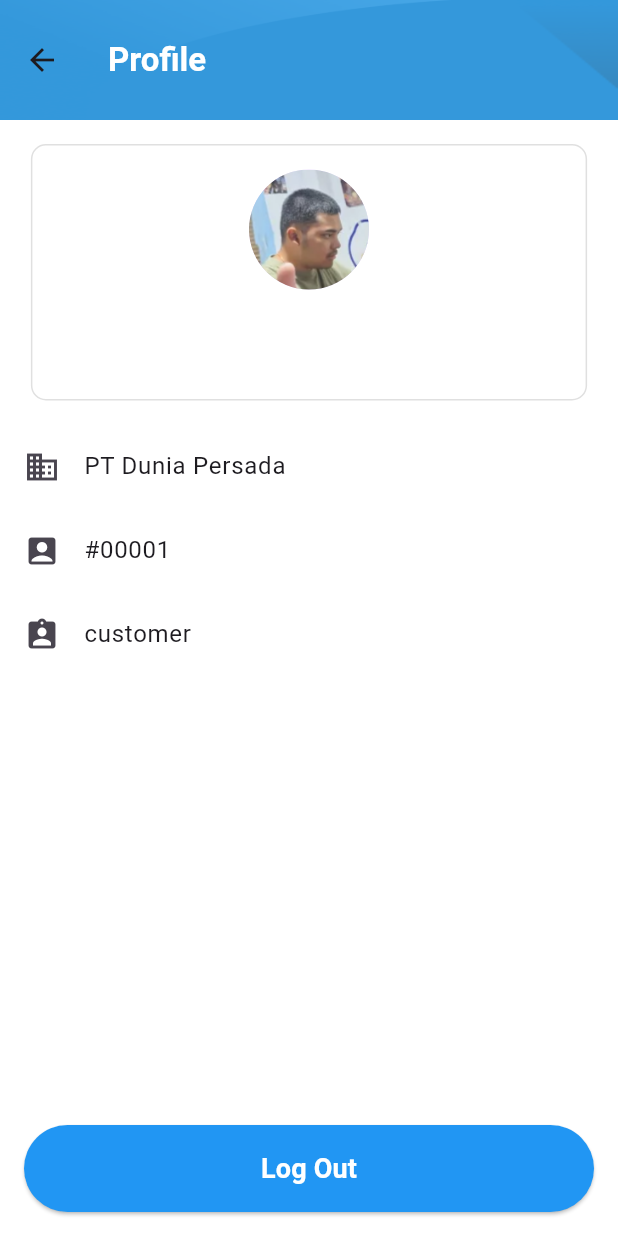
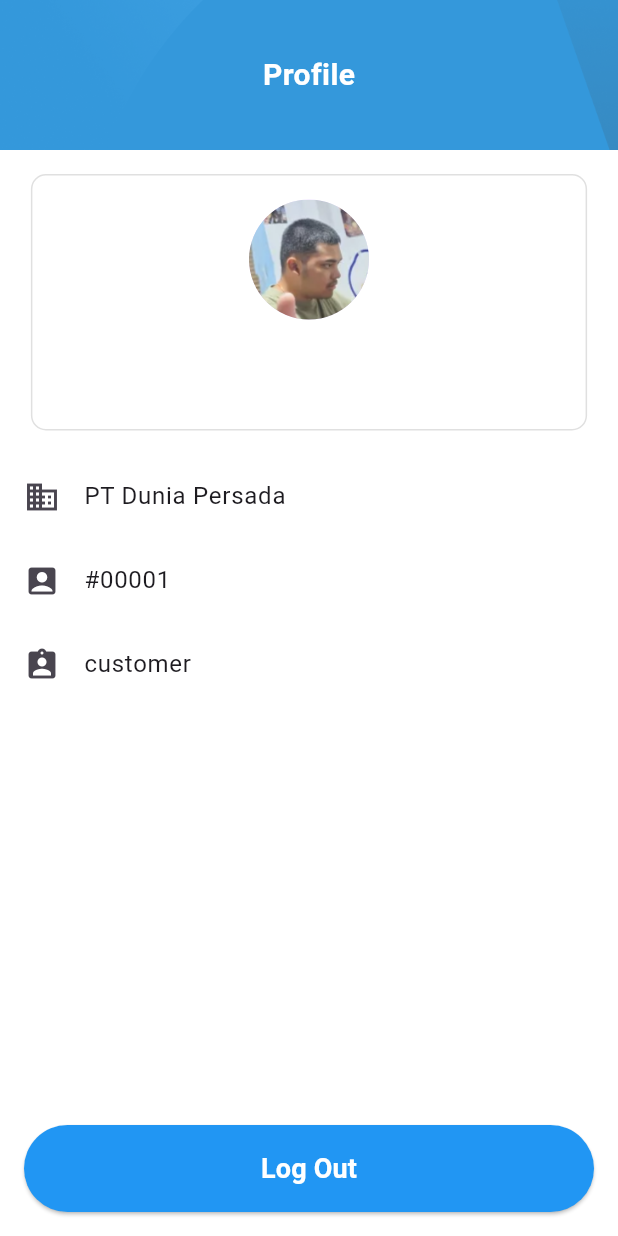
Before and after one commit to Fin572/skripsi_am-master_phase, a Flutter app: the AdminProfile screen opened directly with empty values, on a phone screen of 412 x 824 dp. Run offline on Flutter 3.47's test engine with Material 3 defaults, Android fonts, the phone set to English and light mode, and no system bars; our stand-ins replace carousel_slider, flutter_map, image_picker, latlong2; missing offline and left inert: mobile_scanner.

Commit message:
admin UI change done

```diff
--- a/lib/screen/admin/admin_invoice_detail.dart
+++ b/lib/screen/admin/admin_invoice_detail.dart
@@ -1,3 +1,4 @@
+// admin_invoice_detail.dart
 import 'package:flutter/material.dart';
 import 'package:carousel_slider/carousel_slider.dart';
 
@@ -21,7 +22,7 @@ class _AdminInvoicedetailState extends State<AdminInvoiceDetail> {
   Widget build(BuildContext context) {
     bool isPaid = widget.status == 'Paid';
     // Define the consistent AppBar height
-    const double consistentAppBarHeight = 95.0;
+    const double consistentAppBarHeight = 100.0; // Changed from 95.0 to 100.0
 
     return Scaffold(
       backgroundColor: const Color.fromARGB(245, 245, 245, 245),
--- a/lib/screen/admin/admin_profile.dart
+++ b/lib/screen/admin/admin_profile.dart
@@ -1,3 +1,4 @@
+// admin_profile.dart
 import 'package:asset_management/screen/auth_screen.dart';
 import 'package:asset_management/screen/models/user_role.dart'; // Import UserRole
 import 'package:flutter/material.dart';
@@ -46,18 +47,30 @@ class _ProfilePageState extends State<AdminProfile> {
 
   @override
   Widget build(BuildContext context) {
+    const double consistentAppBarHeight = 100.0; // Standard height for image app bars
+
     return Scaffold(
-      appBar: AppBar(
-        toolbarHeight: 80,
-        title: const Text(
-          "Profile",
-          style: TextStyle(color: Colors.white, fontSize: 22, fontWeight: FontWeight.bold),
+      appBar: PreferredSize(
+        preferredSize: const Size.fromHeight(consistentAppBarHeight),
+        child: Stack(
+          children: [
+            // Background image that covers the entire PreferredSize area
+            Image.asset(
+              'assets/bg_image.png',
+              height: consistentAppBarHeight,
+              width: double.infinity,
+              fit: BoxFit.cover,
+            ),
+            SafeArea(
+              child: Center(
+                  child: const Text(
+                    "Profile",
+                    style: TextStyle(color: Colors.white, fontSize: 20, fontWeight: FontWeight.bold),
+                  ),
+                ),
+            ),
+          ],
         ),
-        flexibleSpace: const Image(
-          image: AssetImage('assets/bg_image.png'),
-          fit: BoxFit.fill,
-        ),
-        backgroundColor: Colors.transparent,
       ),
       backgroundColor: const Color.fromARGB(255, 255, 255, 255),
       body: Column(
--- a/lib/screen/admin/home_page_admin.dart
+++ b/lib/screen/admin/home_page_admin.dart
@@ -1,3 +1,4 @@
+// home_page_admin.dart
 import 'package:asset_management/screen/devices_screen.dart';
 import 'package:asset_management/screen/admin/admin_incident.dart';
 import 'package:flutter/material.dart';
@@ -96,7 +97,6 @@ class AdminHomePage extends StatelessWidget {
 
                 _customCard(
                   title: 'Incident',
-                  subtitle: 'Lorem ipsum',
                   iconPath: 'assets/incident.png',
                   onTap: () {
                     Navigator.push(
@@ -161,7 +161,6 @@ class AdminHomePage extends StatelessWidget {
 
   Widget _customCard({
     required String title,
-    required String subtitle,
     String? iconPath,
     required VoidCallback onTap,
   }) {
@@ -189,7 +188,6 @@ class AdminHomePage extends StatelessWidget {
                 children: [
                   Text(title, style: const TextStyle(fontWeight: FontWeight.bold, fontSize: 16)),
                   const SizedBox(height: 4),
-                  Text(subtitle, style: const TextStyle(color: Colors.grey)),
                 ],
               ),
             ),
```
